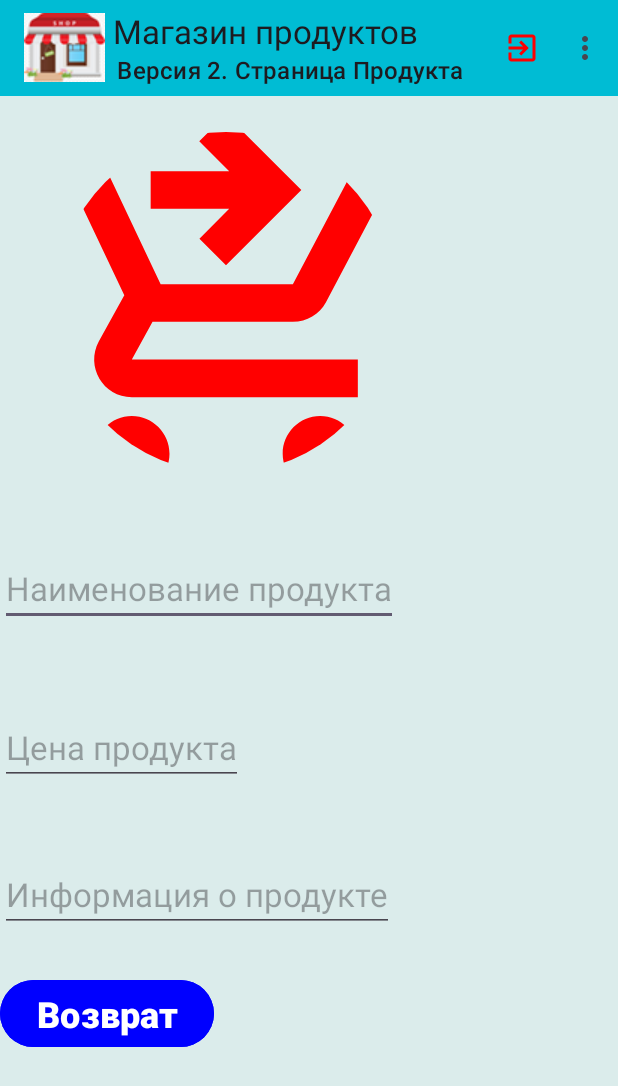
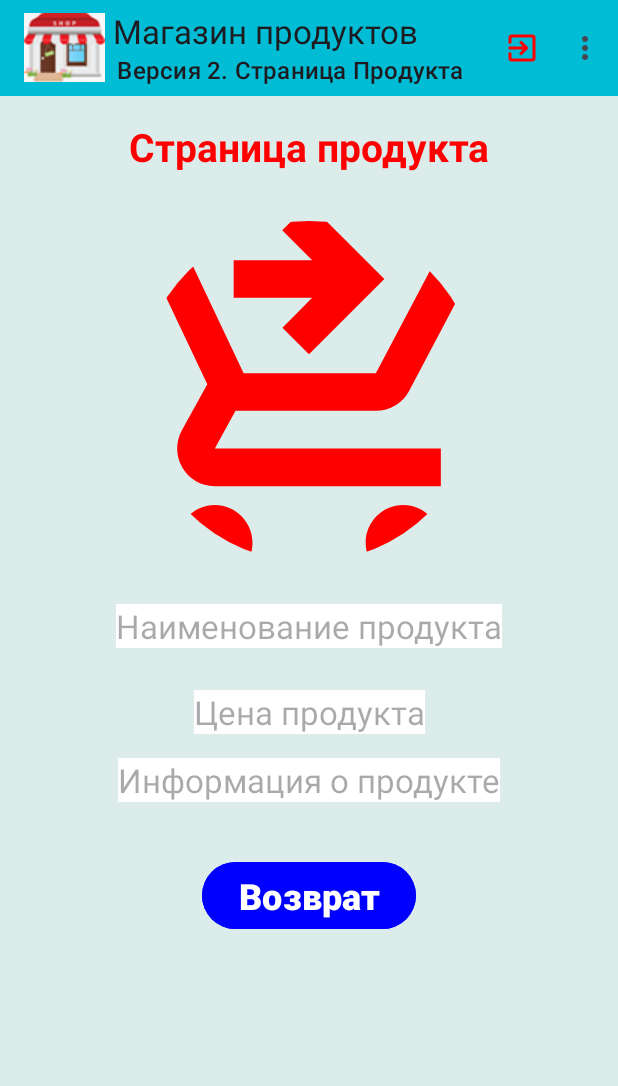
Before and after one commit to OlegEfremov54/DZ12ver, an Android app: the DetalsActivity screen opened directly, with no data from a screen before it, on a phone screen of 412 x 824 dp. Shown: the top 1086 px of the screen. Run offline under Robolectric (Android 15) with nearby library versions, the phone set to English and light mode, and no system bars; our stand-ins replace CircleImageView.

Commit message:
комит 1

```diff
--- a/app/src/main/java/com/example/dz12customlistview2/DetalsActivity.kt
+++ b/app/src/main/java/com/example/dz12customlistview2/DetalsActivity.kt
@@ -1,5 +1,7 @@
 package com.example.dz12customlistview2
 
+import android.annotation.SuppressLint
+import android.app.Activity
 import android.content.Intent
 import android.net.Uri
 import android.os.Bundle
@@ -10,6 +12,8 @@ import android.widget.EditText
 import android.widget.ImageView
 import android.widget.Toast
 import androidx.activity.enableEdgeToEdge
+import androidx.activity.result.ActivityResultLauncher
+import androidx.activity.result.contract.ActivityResultContracts
 import androidx.appcompat.app.AppCompatActivity
 import androidx.appcompat.widget.Toolbar
 import androidx.core.view.ViewCompat
@@ -21,54 +25,93 @@ class DetalsActivity : AppCompatActivity() {
     private lateinit var productNameET: EditText
     private lateinit var productPriceET: EditText
     private lateinit var reversBTN: Button
-    var product:Product? = null
-    private lateinit var productViewModel: ProductViewModel
-    var item: Int? = null
+    private lateinit var productInfoET: EditText
 
+    private lateinit var photoPickerLauncher: ActivityResultLauncher<Intent>
+    private var fotoUri: Uri? = null
+    private var product: Product? = null
+    private lateinit var products: MutableList<Product>
+    private var item: Int = 0
+    private var chek: Boolean = false
 
     override fun onCreate(savedInstanceState: Bundle?) {
         super.onCreate(savedInstanceState)
         enableEdgeToEdge()
         setContentView(R.layout.activity_detals)
+
+        // Настройка окна
         ViewCompat.setOnApplyWindowInsetsListener(findViewById(R.id.main)) { v, insets ->
             val systemBars = insets.getInsets(WindowInsetsCompat.Type.systemBars())
             v.setPadding(systemBars.left, systemBars.top, systemBars.right, systemBars.bottom)
             insets
         }
 
+        // Настройка Toolbar
         toolbarDetals = findViewById(R.id.toolbarDetals)
         setSupportActionBar(toolbarDetals)
         title = " Магазин продуктов"
         toolbarDetals.subtitle = "  Версия 2. Страница Продукта"
         toolbarDetals.setLogo(R.drawable.shop)
 
+        // Инициализация Views
         editImageIV = findViewById(R.id.editImageIV)
         productNameET = findViewById(R.id.productNameET)
         productPriceET = findViewById(R.id.productPriceET)
         reversBTN = findViewById(R.id.reversBTN)
+        productInfoET = findViewById(R.id.productInfoET)
 
-        product = intent.extras?.getSerializable("product") as Product
-        val products = intent.getSerializableExtra("products")
-        val item = intent.extras?.getInt("pozitions")
-        val chek = intent.extras?.getBoolean("chek")
+        // Получение данных из Intent
+        product = intent.extras?.getSerializable("product") as? Product
+        products = intent.getSerializableExtra("products") as? ArrayList<Product> ?: arrayListOf()
+        item = intent.getIntExtra("pozitions", 0)
+        chek = intent.getBooleanExtra("chek", false)
 
-        val image:Uri = Uri.parse(product!!.image)
-        val name = product!!.name
-        val price = product?.price
+        // Заполнение данных продукта
+        product?.let {
+            productNameET.setText(it.name)
+            productPriceET.setText(it.price)
+            productInfoET.setText(it.productInfo)
+            val imageUri = Uri.parse(it.image)
+            editImageIV.setImageURI(imageUri)
+        }
 
-        productNameET.setText(name)
-        productPriceET.setText(price)
-        editImageIV.setImageURI(image)
+        // Настройка выбора изображения
+        photoPickerLauncher = registerForActivityResult(ActivityResultContracts.StartActivityForResult()) { result ->
+            if (result.resultCode == Activity.RESULT_OK) {
+                fotoUri = result.data?.data
+                editImageIV.setImageURI(fotoUri)
+            }
+        }
 
+        editImageIV.setOnClickListener {
+            val photoPickerIntent = Intent(Intent.ACTION_PICK).apply { type = "image/*" }
+            photoPickerLauncher.launch(photoPickerIntent)
+        }
 
+        // Кнопка сохранения и возвращения
+        reversBTN.setOnClickListener {
+            val updatedProduct = Product(
+                name = productNameET.text.toString(),
+                price = productPriceET.text.toString(),
+                image = fotoUri?.toString() ?: product?.image ?: "",
+                productInfo = productInfoET.text.toString()
+            )
 
-
-        reversBTN.setOnClickListener {
-            val intent = Intent(this, ActivityShop::class.java)
+            if (item in products.indices) {
+                swap(item, updatedProduct, products)
+            }
+            val intent = Intent(this, ActivityShop::class.java).apply {
+                putExtra("list", ArrayList(products))
+                putExtra("newChek", false)
+            }
             startActivity(intent)
             finish()
         }
+    }
 
+    // Swap-функция
+    private fun swap(item: Int, product: Product, products: MutableList<Product>) {
+        products[item] = product
     }
 
     override fun onCreateOptionsMenu(menu: Menu?): Boolean {
--- a/app/src/main/java/com/example/dz12customlistview2/ListAdapter.kt
+++ b/app/src/main/java/com/example/dz12customlistview2/ListAdapter.kt
@@ -22,10 +22,12 @@ class ListAdapter (context: Context, productList: MutableList<Product>): ArrayAd
         val imageViewIV = view?.findViewById<ImageView>(R.id.imageViewIV)
         val productNameTV = view?.findViewById<TextView>(R.id.productNameTV)
         val productPriceTV = view?.findViewById<TextView>(R.id.productPriceTV)
+        val productInfoTV = view?.findViewById<TextView>(R.id.productInfoTV)
 
         imageViewIV?.setImageURI(Uri.parse(product?.image))
         productNameTV?.text = product?.name
         productPriceTV?.text = product?.price
+        productInfoTV?.text = product?.productInfo
 
         return view!!
     }
--- a/app/src/main/java/com/example/dz12customlistview2/Product.kt
+++ b/app/src/main/java/com/example/dz12customlistview2/Product.kt
@@ -6,7 +6,9 @@ import java.io.Serializable
 class Product(
     val name: String?,
     val price: String?,
-    val image: String?) : Serializable {
+    val image: String?,
+    val productInfo: String?
+    ) : Serializable {
 
     override fun toString(): String {
         return "Продукт $name, цена $price"
--- a/app/src/main/res/layout/activity_detals.xml
+++ b/app/src/main/res/layout/activity_detals.xml
@@ -16,62 +16,83 @@
         tools:ignore="MissingConstraints"
         />
 
+    <TextView
+        android:id="@+id/titleProductTV"
+        android:layout_width="match_parent"
+        android:layout_height="wrap_content"
+        android:layout_marginTop="16dp"
+        android:gravity="center"
+        android:text="Страница продукта"
+        android:textColor="@color/red"
+        android:textSize="26sp"
+
+        android:textStyle="bold"
+        app:layout_constraintTop_toBottomOf="@+id/toolbarDetals"
+        tools:layout_editor_absoluteX="0dp" />
 
     <de.hdodenhof.circleimageview.CircleImageView
         android:id="@+id/editImageIV"
         android:layout_width="301dp"
         android:layout_height="227dp"
-        android:layout_marginTop="24dp"
+        android:layout_marginTop="32dp"
         android:src="@drawable/baseline_shopping_cart_checkout_24"
-        app:layout_constraintTop_toBottomOf="@+id/toolbarDetals"
-        tools:ignore="MissingConstraints"
-        tools:layout_editor_absoluteX="55dp" />
+        app:layout_constraintEnd_toEndOf="parent"
+        app:layout_constraintStart_toStartOf="parent"
+        app:layout_constraintTop_toBottomOf="@+id/titleProductTV"
+        tools:ignore="MissingConstraints" />
 
     <EditText
         android:id="@+id/productNameET"
         android:layout_width="wrap_content"
         android:layout_height="wrap_content"
-        android:layout_marginTop="52dp"
+        android:layout_marginTop="28dp"
         android:hint="@string/text_view_name_product"
         android:textSize="22sp"
+        android:background="@color/white"
+        app:layout_constraintEnd_toEndOf="parent"
+        app:layout_constraintStart_toStartOf="parent"
         app:layout_constraintTop_toBottomOf="@+id/editImageIV"
-        tools:layout_editor_absoluteX="73dp"
         tools:ignore="MissingConstraints" />
 
     <EditText
         android:id="@+id/productPriceET"
         android:layout_width="wrap_content"
         android:layout_height="wrap_content"
-        android:layout_marginTop="56dp"
+        android:layout_marginTop="28dp"
         android:hint="@string/text_view_price_product"
+        android:background="@color/white"
         android:textSize="22sp"
+        app:layout_constraintEnd_toEndOf="parent"
+        app:layout_constraintStart_toStartOf="parent"
         app:layout_constraintTop_toBottomOf="@+id/productNameET"
-        tools:layout_editor_absoluteX="125dp"
         tools:ignore="MissingConstraints" />
 
     <EditText
         android:id="@+id/productInfoET"
         android:layout_width="wrap_content"
         android:layout_height="wrap_content"
-        android:layout_marginTop="48dp"
+        android:layout_marginTop="16dp"
         android:hint="Информация о продукте"
         android:textSize="22sp"
+        android:background="@color/white"
+        app:layout_constraintEnd_toEndOf="parent"
+        app:layout_constraintStart_toStartOf="parent"
         app:layout_constraintTop_toBottomOf="@+id/productPriceET"
-        tools:ignore="MissingConstraints"
-        tools:layout_editor_absoluteX="75dp" />
+        tools:ignore="MissingConstraints" />
 
     <Button
         android:id="@+id/reversBTN"
         android:layout_width="wrap_content"
         android:layout_height="wrap_content"
-        android:layout_marginTop="28dp"
+        android:layout_marginTop="36dp"
         android:backgroundTint="@color/blue"
         android:text="Возврат"
         android:textSize="24sp"
         android:textStyle="bold"
+        app:layout_constraintEnd_toEndOf="parent"
+        app:layout_constraintStart_toStartOf="parent"
         app:layout_constraintTop_toBottomOf="@+id/productInfoET"
-        tools:ignore="MissingConstraints"
-        tools:layout_editor_absoluteX="134dp" />
+        tools:ignore="MissingConstraints" />
 
 
 </androidx.constraintlayout.widget.ConstraintLayout>
--- a/app/src/main/res/layout/activity_shop.xml
+++ b/app/src/main/res/layout/activity_shop.xml
@@ -41,14 +41,18 @@
                 android:id="@+id/productNameET"
                 android:layout_width="match_parent"
                 android:layout_height="wrap_content"
+                android:textColor="@color/red"
                 android:hint="@string/text_view_name_product"
+                android:background="@color/white"
                 android:textSize="22sp" />
 
             <EditText
                 android:id="@+id/productPriceET"
                 android:layout_width="match_parent"
                 android:layout_height="wrap_content"
+                android:textColor="@color/blue"
                 android:hint="@string/text_view_price_product"
+                android:background="@color/white"
                 android:textSize="22sp" />
 
         </LinearLayout>
```
Also changed, not shown: app/src/main/java/com/example/dz12customlistview2/ActivityShop.kt (+14 -1 lines), app/src/main/res/layout/list_item.xml (+7 -0 lines).
